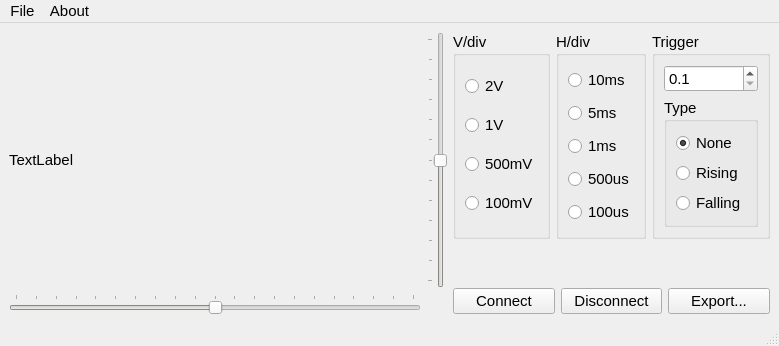
First picture: the form in src/qt/mainwindow.ui, repository dgatf/Oscilloscope, before the edit.
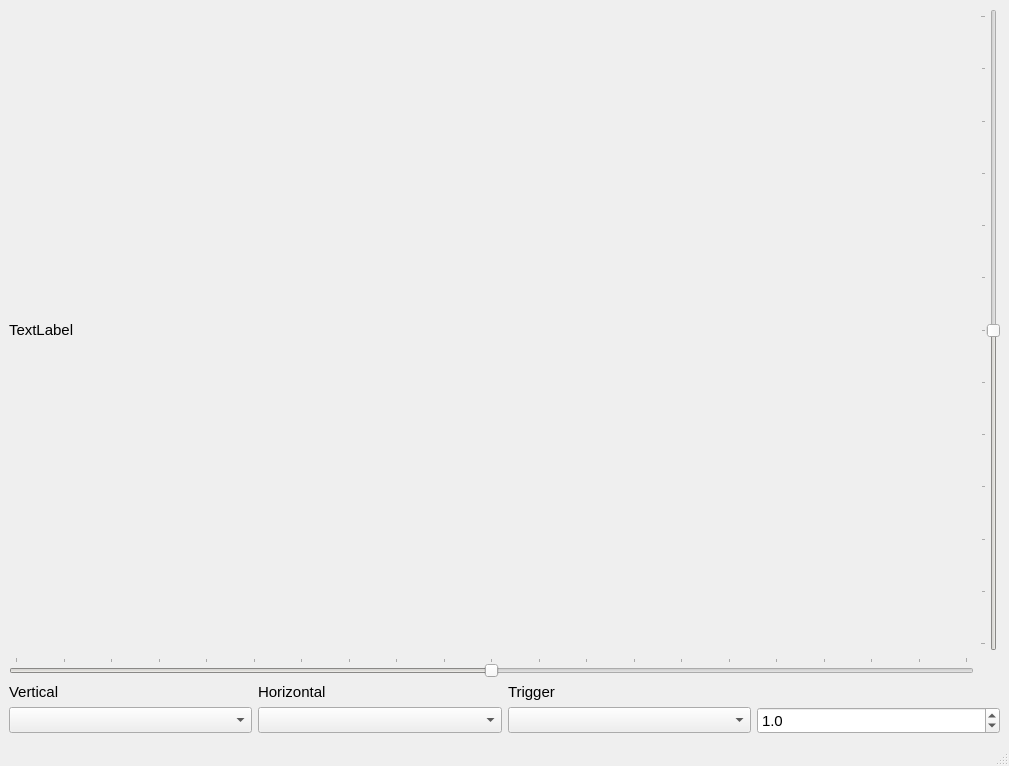
Second picture: the form after the edit.

```diff
--- a/src/qt/mainwindow.ui
+++ b/src/qt/mainwindow.ui
@@ -6,8 +6,8 @@
    <rect>
     <x>0</x>
     <y>0</y>
-    <width>779</width>
-    <height>346</height>
+    <width>1009</width>
+    <height>766</height>
    </rect>
   </property>
   <property name="font">
@@ -19,12 +19,7 @@
    <string>Oscilloscope</string>
   </property>
   <widget class="QWidget" name="centralwidget">
-   <layout class="QHBoxLayout" name="horizontalLayout_4">
-    <item>
-     <layout class="QHBoxLayout" name="horizontalLayout_3">
-      <property name="sizeConstraint">
-       <enum>QLayout::SetDefaultConstraint</enum>
-      </property>
+   <layout class="QVBoxLayout" name="verticalLayout">
       <item>
        <layout class="QGridLayout" name="gridLayout">
         <item row="0" column="1">
@@ -59,22 +54,6 @@
           </property>
          </widget>
         </item>
-        <item row="0" column="0">
-         <widget class="QLabel" name="lbPic">
-          <property name="enabled">
-           <bool>true</bool>
-          </property>
-          <property name="minimumSize">
-           <size>
-            <width>0</width>
-            <height>0</height>
-           </size>
-          </property>
-          <property name="text">
-           <string>TextLabel</string>
-          </property>
-         </widget>
-        </item>
         <item row="1" column="0">
          <widget class="QSlider" name="slTime">
           <property name="styleSheet">
@@ -116,224 +95,79 @@
           </property>
          </widget>
         </item>
-       </layout>
-      </item>
-      <item>
-       <layout class="QVBoxLayout" name="verticalLayout_3">
-        <item>
-         <layout class="QHBoxLayout" name="horizontalLayout">
-          <item>
-           <widget class="QGroupBox" name="groupBox">
-            <property name="title">
-             <string>V/div</string>
-            </property>
-            <layout class="QVBoxLayout" name="verticalLayout_5">
-             <item>
-              <widget class="QRadioButton" name="rbV20">
-               <property name="text">
-                <string>2V</string>
-               </property>
-              </widget>
-             </item>
-             <item>
-              <widget class="QRadioButton" name="rbV10">
+      <item row="0" column="0">
+       <widget class="QLabel" name="lbPic">
+        <property name="enabled">
+         <bool>true</bool>
+        </property>
+        <property name="minimumSize">
+         <size>
+          <width>0</width>
+          <height>0</height>
+         </size>
+        </property>
                <property name="text">
-                <string>1V</string>
+         <string>TextLabel</string>
                </property>
               </widget>
              </item>
-             <item>
-              <widget class="QRadioButton" name="rbV5">
-               <property name="text">
-                <string>500mV</string>
-               </property>
-              </widget>
-             </item>
-             <item>
-              <widget class="QRadioButton" name="rbV1">
-               <property name="text">
-                <string>100mV</string>
-               </property>
-              </widget>
-             </item>
-            </layout>
-           </widget>
+     </layout>
           </item>
           <item>
-           <widget class="QGroupBox" name="groupBox_2">
-            <property name="title">
-             <string>H/div</string>
-            </property>
-            <layout class="QVBoxLayout" name="verticalLayout_6">
-             <item>
-              <widget class="QRadioButton" name="rbH100">
+     <layout class="QGridLayout" name="gridLayout_2">
+      <item row="0" column="0">
+       <widget class="QLabel" name="label">
                <property name="text">
-                <string>10ms</string>
+         <string>Vertical</string>
                </property>
               </widget>
              </item>
-             <item>
-              <widget class="QRadioButton" name="rbH50">
-               <property name="text">
-                <string>5ms</string>
-               </property>
-              </widget>
-             </item>
-             <item>
-              <widget class="QRadioButton" name="rbH10">
-               <property name="text">
-                <string>1ms</string>
-               </property>
-              </widget>
-             </item>
-             <item>
-              <widget class="QRadioButton" name="rbH5">
-               <property name="text">
-                <string>500us</string>
-               </property>
-              </widget>
-             </item>
-             <item>
-              <widget class="QRadioButton" name="rbH1">
-               <property name="text">
-                <string>100us</string>
-               </property>
-              </widget>
-             </item>
-            </layout>
-           </widget>
-          </item>
-          <item>
-           <widget class="QGroupBox" name="groupBox_3">
-            <property name="title">
-             <string>Trigger</string>
-            </property>
-            <layout class="QVBoxLayout" name="verticalLayout_2">
-             <item>
-              <widget class="QDoubleSpinBox" name="sbTrigger">
+      <item row="1" column="4">
+       <widget class="QDoubleSpinBox" name="sbTriggerValue">
                <property name="decimals">
                 <number>1</number>
                </property>
-               <property name="minimum">
-                <double>0.100000000000000</double>
-               </property>
-               <property name="maximum">
-                <double>6.000000000000000</double>
-               </property>
                <property name="value">
-                <double>0.100000000000000</double>
+         <double>1.000000000000000</double>
                </property>
               </widget>
              </item>
-             <item>
-              <widget class="QGroupBox" name="gbTriggerType">
-               <property name="title">
-                <string>Type</string>
-               </property>
-               <layout class="QVBoxLayout" name="verticalLayout">
-                <item>
-                 <widget class="QRadioButton" name="rbNone">
+      <item row="0" column="1">
+       <widget class="QLabel" name="label_2">
                   <property name="text">
-                   <string>None</string>
-                  </property>
-                  <property name="checked">
-                   <bool>true</bool>
-                  </property>
-                 </widget>
-                </item>
-                <item>
-                 <widget class="QRadioButton" name="rbRising">
-                  <property name="text">
-                   <string>Rising</string>
-                  </property>
-                 </widget>
-                </item>
-                <item>
-                 <widget class="QRadioButton" name="rbFalling">
+         <string>Horizontal</string>
+        </property>
+       </widget>
+      </item>
+      <item row="1" column="2">
+       <widget class="QComboBox" name="cbTriggerType"/>
+      </item>
+      <item row="0" column="2">
+       <widget class="QLabel" name="label_3">
                   <property name="text">
-                   <string>Falling</string>
+         <string>Trigger</string>
                   </property>
                  </widget>
                 </item>
-               </layout>
-              </widget>
-             </item>
-            </layout>
-           </widget>
+      <item row="1" column="0">
+       <widget class="QComboBox" name="cbVdiv"/>
+      </item>
+      <item row="1" column="1">
+       <widget class="QComboBox" name="cbHdiv"/>
           </item>
          </layout>
         </item>
-        <item>
-         <spacer name="verticalSpacer">
-          <property name="orientation">
-           <enum>Qt::Vertical</enum>
-          </property>
-          <property name="sizeHint" stdset="0">
-           <size>
-            <width>20</width>
-            <height>40</height>
-           </size>
-          </property>
-         </spacer>
-        </item>
-        <item>
-         <layout class="QHBoxLayout" name="horizontalLayout_2">
-          <item>
-           <widget class="QPushButton" name="btOpen">
-            <property name="text">
-             <string>Connect</string>
-            </property>
-           </widget>
-          </item>
-          <item>
-           <widget class="QPushButton" name="btClose">
-            <property name="enabled">
-             <bool>true</bool>
-            </property>
-            <property name="text">
-             <string>Disconnect</string>
-            </property>
-           </widget>
-          </item>
-          <item>
-           <widget class="QPushButton" name="btExport">
-            <property name="text">
-             <string>Export...</string>
-            </property>
-           </widget>
-          </item>
-         </layout>
-        </item>
-       </layout>
-      </item>
-     </layout>
-    </item>
-   </layout>
+   </layout>
   </widget>
-  <widget class="QMenuBar" name="menubar">
+  <widget class="QMenuBar" name="menuBar">
    <property name="geometry">
     <rect>
      <x>0</x>
      <y>0</y>
-     <width>779</width>
+     <width>1009</width>
      <height>24</height>
     </rect>
    </property>
-   <widget class="QMenu" name="menuFie">
-    <property name="title">
-     <string>File</string>
-    </property>
-    <addaction name="actionSettings"/>
-    <addaction name="actionExit"/>
-   </widget>
-   <widget class="QMenu" name="menuAbout">
-    <property name="title">
-     <string>About</string>
-    </property>
-    <addaction name="actionAbout"/>
-   </widget>
-   <addaction name="menuFie"/>
-   <addaction name="menuAbout"/>
   </widget>
   <widget class="QStatusBar" name="statusbar"/>
   <action name="actionSettings">
@@ -346,11 +180,31 @@
     <string>Exit</string>
    </property>
   </action>
-  <action name="actionAbout">
+  <action name="actionAboutx">
    <property name="text">
     <string>About...</string>
    </property>
   </action>
+  <action name="actionConnect">
+   <property name="text">
+    <string>Connect</string>
+   </property>
+  </action>
+  <action name="actionDisconnect">
+   <property name="text">
+    <string>Disconnect</string>
+   </property>
+  </action>
+  <action name="actionExport">
+   <property name="text">
+    <string>Export...</string>
+   </property>
+  </action>
+  <action name="actionAbout">
+   <property name="text">
+    <string>About</string>
+   </property>
+  </action>
  </widget>
  <resources/>
  <connections/>
```
Lines whose indentation alone changed are shown as unchanged.
